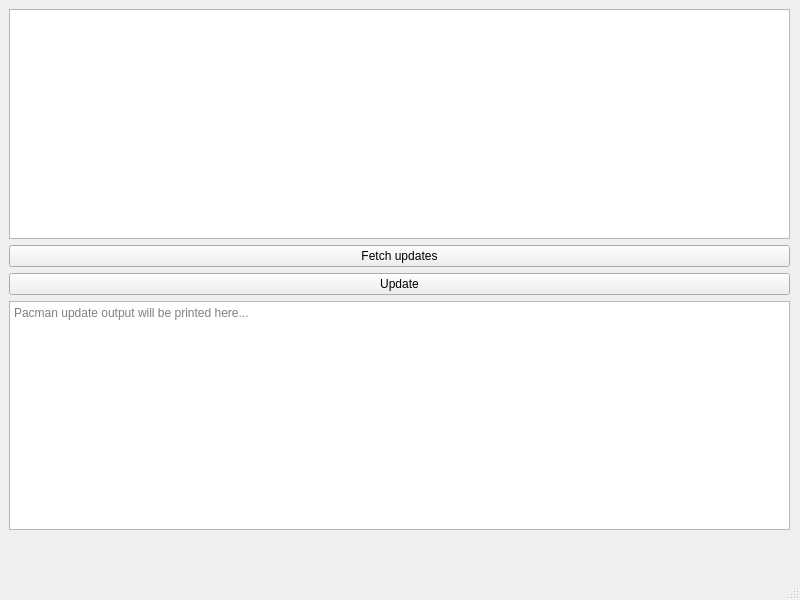
Qt form pac-up/ui/mainwindow.ui (szabatoro/pyside6_learn) before a commit.
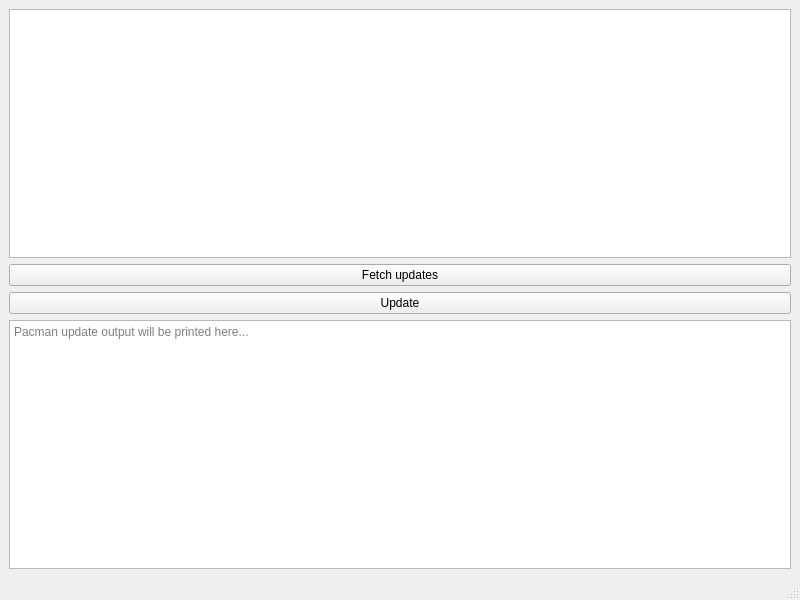
The same form after that commit.

```diff
--- a/pac-up/ui/mainwindow.ui
+++ b/pac-up/ui/mainwindow.ui
@@ -14,15 +14,14 @@
    <string>Pac-Up</string>
   </property>
   <widget class="QWidget" name="centralwidget">
-   <widget class="QWidget" name="verticalLayoutWidget">
-    <property name="geometry">
-     <rect>
-      <x>9</x>
-      <y>9</y>
-      <width>781</width>
-      <height>521</height>
-     </rect>
-    </property>
+   <property name="minimumSize">
+    <size>
+     <width>800</width>
+     <height>500</height>
+    </size>
+   </property>
+   <layout class="QVBoxLayout" name="verticalLayout_2">
+    <item>
     <layout class="QVBoxLayout" name="verticalLayout">
      <item>
       <widget class="QTableView" name="updateview"/>
@@ -52,7 +51,8 @@
       </widget>
      </item>
     </layout>
-   </widget>
+    </item>
+   </layout>
   </widget>
   <widget class="QMenuBar" name="menubar">
    <property name="geometry">
```
Lines whose indentation alone changed are shown as unchanged.
